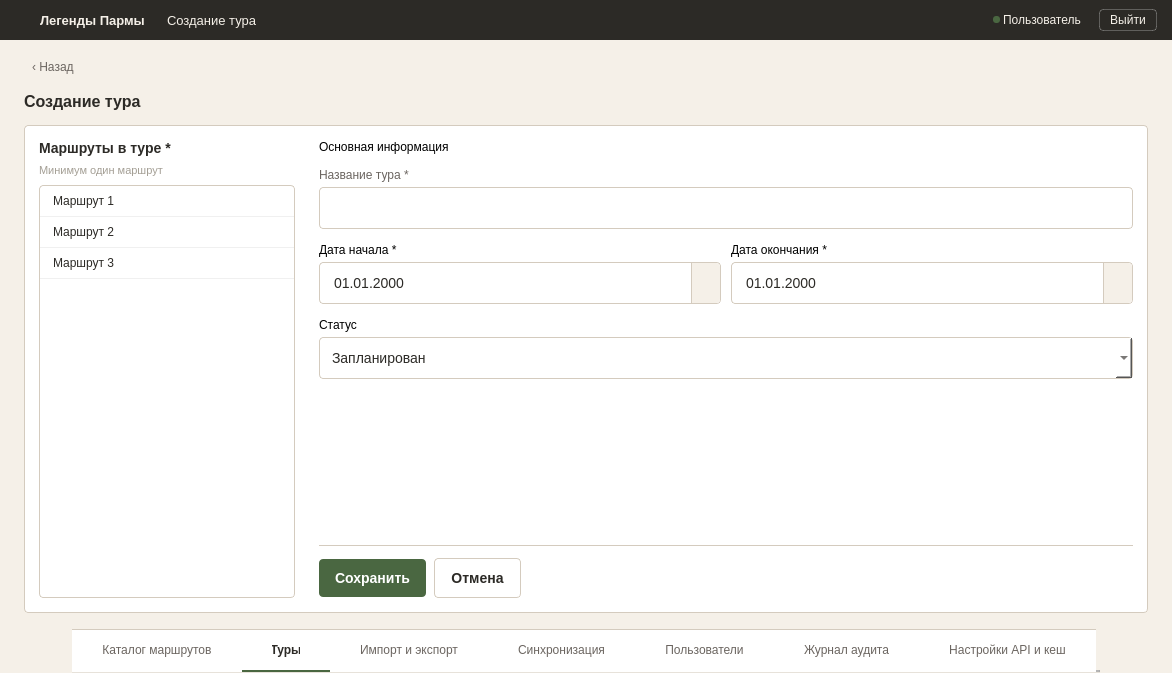
nikolas-po/legends_parma, file ui/windows/create_tour_window.ui: the form before one commit.
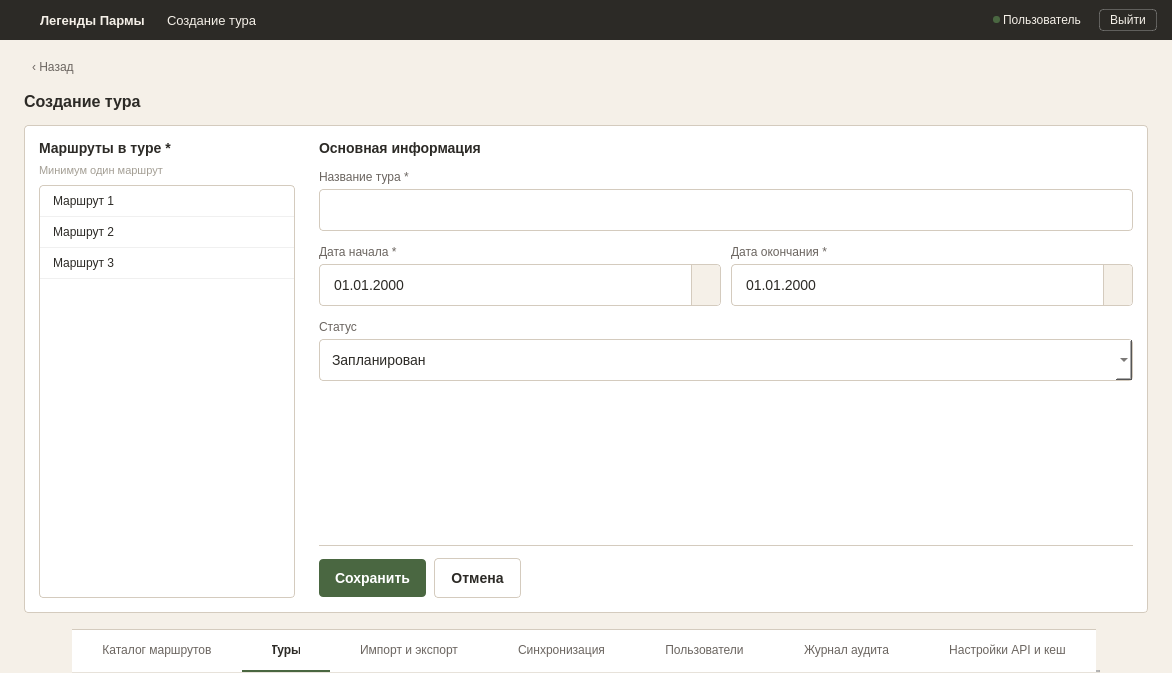
The form after the commit. Icons and pictures are not drawn.

The edit to the form file:
```diff
--- a/ui/windows/create_tour_window.ui
+++ b/ui/windows/create_tour_window.ui
@@ -29,16 +29,14 @@
 #lbl_form_title { font-size: 16px; font-weight: 600; color: #2C2A26; }
 
 #formCard { background-color: #FFFFFF; border: 1px solid #D4CBBE; border-radius: 4px; }
-#sectionTitle { font-size: 14px; font-weight: 600; color: #2C2A26; }
+#section_title_routes, #section_title_main { font-size: 14px; font-weight: 600; color: #2C2A26; }
 #hintLabel { font-size: 11px; color: #A39E94; }
-#fieldLabel { font-size: 12px; color: #6B6560; }
+#lbl_tour_name, #lbl_date_start, #lbl_date_end, #lbl_status { font-size: 12px; color: #6B6560; }
 
 QLineEdit, QDateEdit, QComboBox {
     padding: 10px 12px; font-size: 14px; border-radius: 4px; border: 1px solid #D4CBBE; background-color: #FFFFFF; color: #2C2A26; min-height: 20px;
 }
-QDateEdit::drop-down {
-    subcontrol-origin: padding; subcontrol-position: top right; width: 28px; border-left: 1px solid #D4CBBE; background-color: #F5F0E8; border-top-right-radius: 4px; border-bottom-right-radius: 4px;
-}
+QDateEdit::drop-down { subcontrol-origin: padding; subcontrol-position: top right; width: 28px; border-left: 1px solid #D4CBBE; background-color: #F5F0E8; border-top-right-radius: 4px; border-bottom-right-radius: 4px; }
 QLineEdit:hover, QDateEdit:hover, QComboBox:hover { border: 1px solid #B8AE9E; }
 QLineEdit:focus, QDateEdit:focus, QComboBox:focus { border: 1px solid #4A6741; }
 QLineEdit[error="true"], QDateEdit[error="true"], QComboBox[error="true"] { border: 1px solid #B54A3A; }
@@ -55,7 +53,6 @@
 QListWidget:disabled { border: 1px dashed #D4CBBE; color: #A39E94; background-color: #F5F0E8; }
 
 #actionBar { border-top: 1px solid #D4CBBE; }
-
 #btn_save { background-color: #4A6741; color: #FFFFFF; border: none; padding: 11px 16px; font-size: 14px; font-weight: 600; border-radius: 4px; }
 #btn_save:hover { background-color: #3D5636; }
 #btn_save:pressed { background-color: #334A2E; }
@@ -179,7 +176,7 @@
            <layout class="QVBoxLayout" name="leftColumnLayout">
             <property name="spacing"><number>8</number></property>
             <item>
-             <widget class="QLabel" name="sectionTitle">
+             <widget class="QLabel" name="section_title_routes">
               <property name="text"><string>Маршруты в туре *</string></property>
              </widget>
             </item>
@@ -209,14 +206,14 @@
              <property name="rightMargin"><number>0</number></property>
              <property name="bottomMargin"><number>0</number></property>
              <item>
-              <widget class="QLabel" name="sectionTitle">
+              <widget class="QLabel" name="section_title_main">
                <property name="text"><string>Основная информация</string></property>
               </widget>
              </item>
              <item>
               <layout class="QVBoxLayout" name="nameLayout">
                <property name="spacing"><number>5</number></property>
-               <item><widget class="QLabel" name="fieldLabel"><property name="text"><string>Название тура *</string></property></widget></item>
+               <item><widget class="QLabel" name="lbl_tour_name"><property name="text"><string>Название тура *</string></property></widget></item>
                <item><widget class="QLineEdit" name="inputName"/></item>
               </layout>
              </item>
@@ -226,7 +223,7 @@
                <item>
                 <layout class="QVBoxLayout" name="startDateLayout">
                  <property name="spacing"><number>5</number></property>
-                 <item><widget class="QLabel" name="fieldLabel"><property name="text"><string>Дата начала *</string></property></widget></item>
+                 <item><widget class="QLabel" name="lbl_date_start"><property name="text"><string>Дата начала *</string></property></widget></item>
                  <item>
                   <widget class="QDateEdit" name="dateStart">
                    <property name="calendarPopup"><bool>true</bool></property>
@@ -238,7 +235,7 @@
                <item>
                 <layout class="QVBoxLayout" name="endDateLayout">
                  <property name="spacing"><number>5</number></property>
-                 <item><widget class="QLabel" name="fieldLabel"><property name="text"><string>Дата окончания *</string></property></widget></item>
+                 <item><widget class="QLabel" name="lbl_date_end"><property name="text"><string>Дата окончания *</string></property></widget></item>
                  <item>
                   <widget class="QDateEdit" name="dateEnd">
                    <property name="calendarPopup"><bool>true</bool></property>
@@ -252,7 +249,7 @@
              <item>
               <layout class="QVBoxLayout" name="statusLayout">
                <property name="spacing"><number>5</number></property>
-               <item><widget class="QLabel" name="fieldLabel"><property name="text"><string>Статус</string></property></widget></item>
+               <item><widget class="QLabel" name="lbl_status"><property name="text"><string>Статус</string></property></widget></item>
                <item>
                 <widget class="QComboBox" name="comboStatus">
                  <item><property name="text"><string>Запланирован</string></property></item>
```
